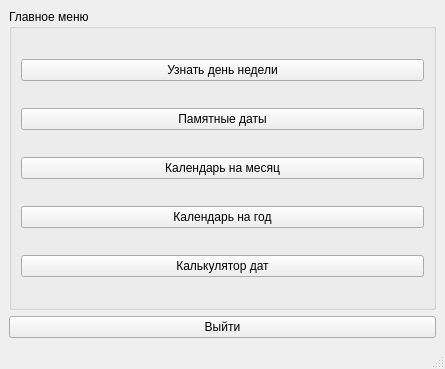
The window that mainwindow.ui (average-enjoyer04/calendar) describes before a commit, drawn with Qt 5.
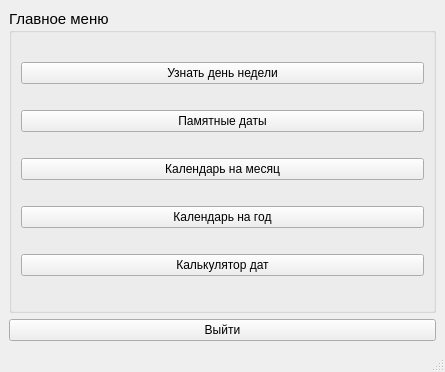
The same window after the commit.

Patch:
```diff
--- a/mainwindow.ui
+++ b/mainwindow.ui
@@ -7,7 +7,7 @@
     <x>0</x>
     <y>0</y>
     <width>445</width>
-    <height>369</height>
+    <height>372</height>
    </rect>
   </property>
   <property name="windowTitle">
@@ -17,12 +17,24 @@
    <layout class="QVBoxLayout" name="verticalLayout_2">
     <item>
      <widget class="QGroupBox" name="groupBox">
+      <property name="font">
+       <font>
+        <family>Segoe UI</family>
+        <pointsize>11</pointsize>
+       </font>
+      </property>
       <property name="title">
        <string>Главное меню</string>
       </property>
       <layout class="QVBoxLayout" name="verticalLayout">
        <item>
         <widget class="QPushButton" name="dayofWeek">
+         <property name="font">
+          <font>
+           <family>Segoe UI</family>
+           <pointsize>9</pointsize>
+          </font>
+         </property>
          <property name="text">
           <string>Узнать день недели</string>
          </property>
@@ -30,6 +42,12 @@
        </item>
        <item>
         <widget class="QPushButton" name="dayEvent">
+         <property name="font">
+          <font>
+           <family>Segoe UI</family>
+           <pointsize>9</pointsize>
+          </font>
+         </property>
          <property name="text">
           <string>Памятные даты</string>
          </property>
@@ -37,6 +55,12 @@
        </item>
        <item>
         <widget class="QPushButton" name="calMonth">
+         <property name="font">
+          <font>
+           <family>Segoe UI</family>
+           <pointsize>9</pointsize>
+          </font>
+         </property>
          <property name="text">
           <string>Календарь на месяц</string>
          </property>
@@ -44,6 +68,12 @@
        </item>
        <item>
         <widget class="QPushButton" name="calYear">
+         <property name="font">
+          <font>
+           <family>Segoe UI</family>
+           <pointsize>9</pointsize>
+          </font>
+         </property>
          <property name="text">
           <string>Календарь на год</string>
          </property>
@@ -51,6 +81,12 @@
        </item>
        <item>
         <widget class="QPushButton" name="caldat">
+         <property name="font">
+          <font>
+           <family>Segoe UI</family>
+           <pointsize>9</pointsize>
+          </font>
+         </property>
          <property name="text">
           <string>Калькулятор дат</string>
          </property>
@@ -61,6 +97,11 @@
     </item>
     <item>
      <widget class="QPushButton" name="exit">
+      <property name="font">
+       <font>
+        <pointsize>9</pointsize>
+       </font>
+      </property>
       <property name="text">
        <string>Выйти</string>
       </property>
```
